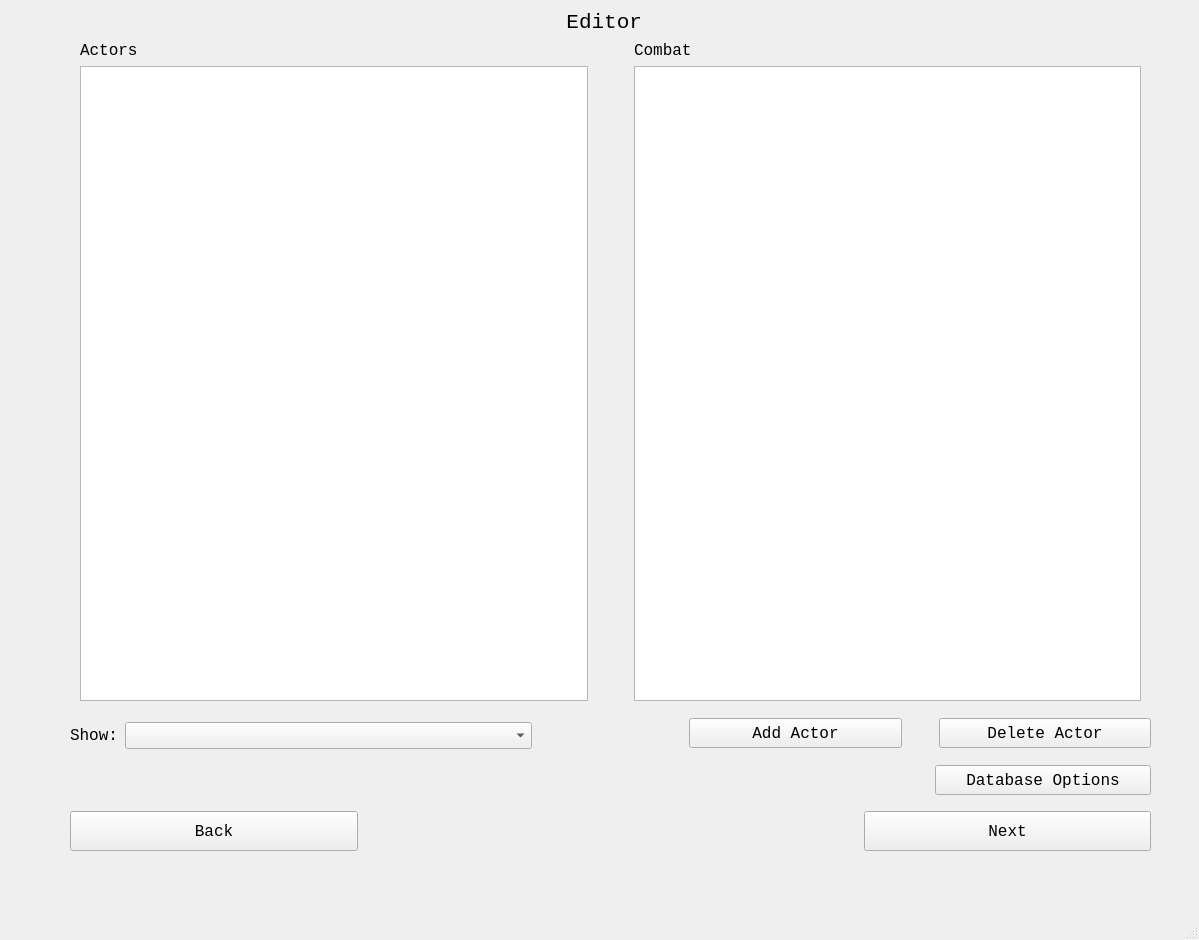
First picture: the form in Dnd-Combat-Tracker/mainwindow.ui, repository taintedbones/Dnd-Combat-Tracker, before the edit.
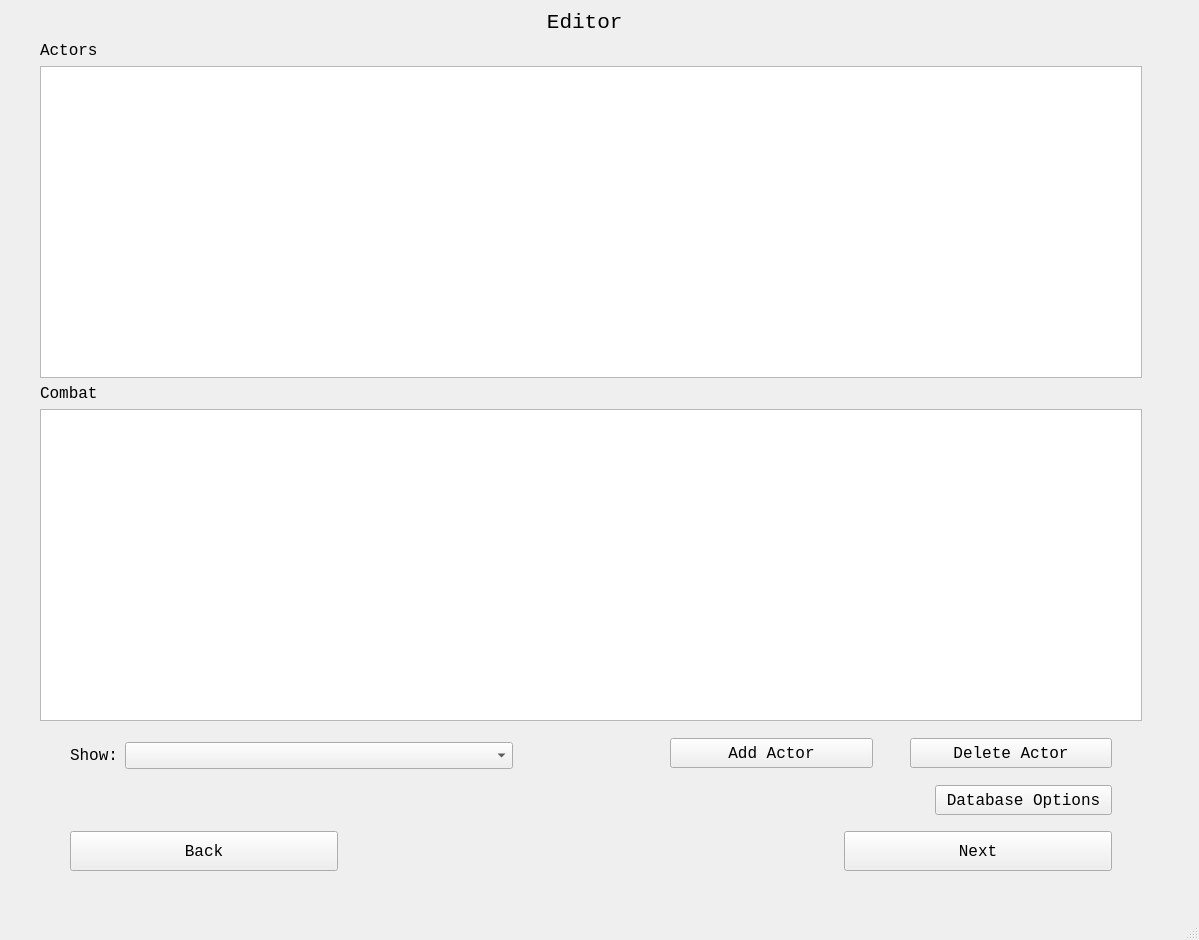
Second picture: the form after the edit. The open tabs and pages were chosen to show the change.

Commit message: User can now select quantity of actor added to combat

Diff of the .ui file:
```diff
--- a/Dnd-Combat-Tracker/mainwindow.ui
+++ b/Dnd-Combat-Tracker/mainwindow.ui
@@ -88,8 +88,8 @@
        <rect>
         <x>10</x>
         <y>10</y>
-        <width>1141</width>
-        <height>861</height>
+        <width>1102</width>
+        <height>881</height>
        </rect>
       </property>
       <layout class="QVBoxLayout" name="verticalLayout">
@@ -110,8 +110,37 @@
         </widget>
        </item>
        <item>
-        <layout class="QGridLayout" name="editPage_gridLayout">
-         <item row="0" column="3">
+        <layout class="QVBoxLayout" name="verticalLayout_9">
+         <item>
+          <widget class="QLabel" name="actorTable_label">
+           <property name="font">
+            <font>
+             <family>Courier New</family>
+             <pointsize>12</pointsize>
+            </font>
+           </property>
+           <property name="text">
+            <string>Actors</string>
+           </property>
+          </widget>
+         </item>
+         <item>
+          <widget class="QTableWidget" name="actorTable_tableWidget">
+           <property name="selectionMode">
+            <enum>QAbstractItemView::SingleSelection</enum>
+           </property>
+           <property name="selectionBehavior">
+            <enum>QAbstractItemView::SelectRows</enum>
+           </property>
+           <attribute name="horizontalHeaderStretchLastSection">
+            <bool>true</bool>
+           </attribute>
+           <attribute name="verticalHeaderVisible">
+            <bool>false</bool>
+           </attribute>
+          </widget>
+         </item>
+         <item>
           <widget class="QLabel" name="combatTable_label">
            <property name="font">
             <font>
@@ -124,81 +153,22 @@
            </property>
           </widget>
          </item>
-         <item row="1" column="0">
-          <spacer name="horizontalSpacer_2">
-           <property name="orientation">
-            <enum>Qt::Horizontal</enum>
-           </property>
-           <property name="sizeType">
-            <enum>QSizePolicy::Fixed</enum>
-           </property>
-           <property name="sizeHint" stdset="0">
-            <size>
-             <width>40</width>
-             <height>20</height>
-            </size>
-           </property>
-          </spacer>
-         </item>
-         <item row="1" column="1">
-          <widget class="QTableWidget" name="actorTable_tableWidget">
-           <attribute name="verticalHeaderVisible">
-            <bool>false</bool>
-           </attribute>
-          </widget>
-         </item>
-         <item row="1" column="3">
+         <item>
           <widget class="QTableWidget" name="combatTable_tableWidget">
+           <property name="selectionMode">
+            <enum>QAbstractItemView::SingleSelection</enum>
+           </property>
+           <property name="selectionBehavior">
+            <enum>QAbstractItemView::SelectRows</enum>
+           </property>
+           <attribute name="horizontalHeaderStretchLastSection">
+            <bool>true</bool>
+           </attribute>
            <attribute name="verticalHeaderVisible">
             <bool>false</bool>
            </attribute>
           </widget>
          </item>
-         <item row="1" column="4">
-          <spacer name="horizontalSpacer_3">
-           <property name="orientation">
-            <enum>Qt::Horizontal</enum>
-           </property>
-           <property name="sizeType">
-            <enum>QSizePolicy::Fixed</enum>
-           </property>
-           <property name="sizeHint" stdset="0">
-            <size>
-             <width>40</width>
-             <height>20</height>
-            </size>
-           </property>
-          </spacer>
-         </item>
-         <item row="0" column="1">
-          <widget class="QLabel" name="actorTable_label">
-           <property name="font">
-            <font>
-             <family>Courier New</family>
-             <pointsize>12</pointsize>
-            </font>
-           </property>
-           <property name="text">
-            <string>Actors</string>
-           </property>
-          </widget>
-         </item>
-         <item row="1" column="2">
-          <spacer name="horizontalSpacer">
-           <property name="orientation">
-            <enum>Qt::Horizontal</enum>
-           </property>
-           <property name="sizeType">
-            <enum>QSizePolicy::Fixed</enum>
-           </property>
-           <property name="sizeHint" stdset="0">
-            <size>
-             <width>40</width>
-             <height>20</height>
-            </size>
-           </property>
-          </spacer>
-         </item>
         </layout>
        </item>
        <item>
```
Left out of the diff: 2 changed lines with no effect on the pictures. The commit also changes 3 other files.
